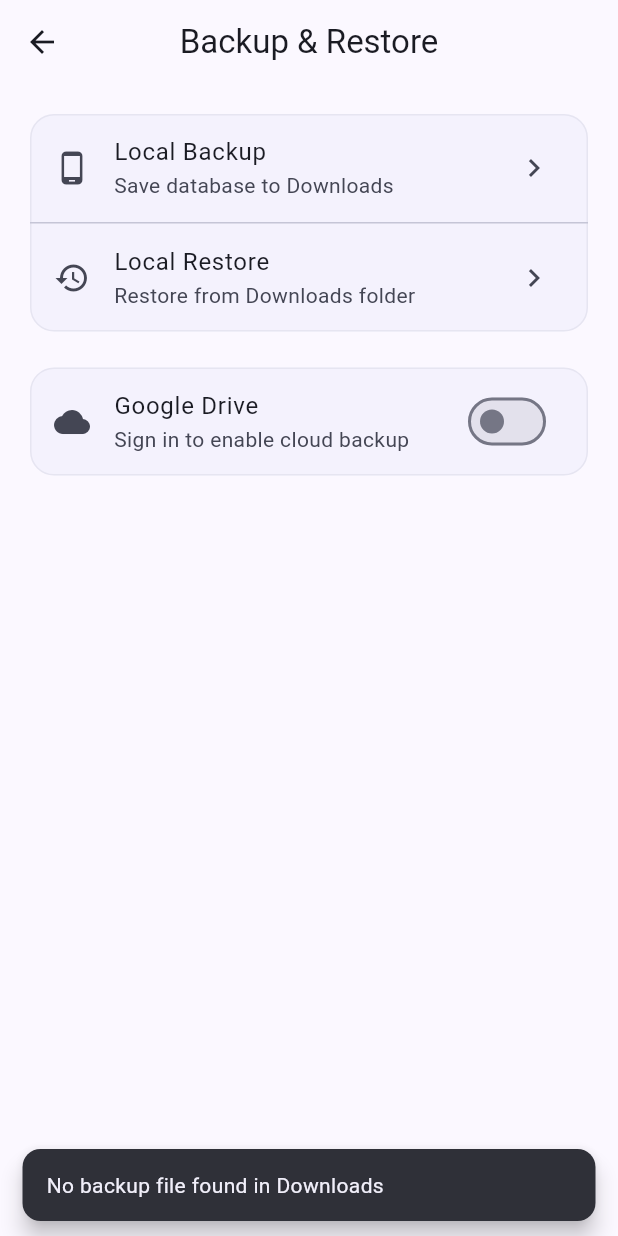
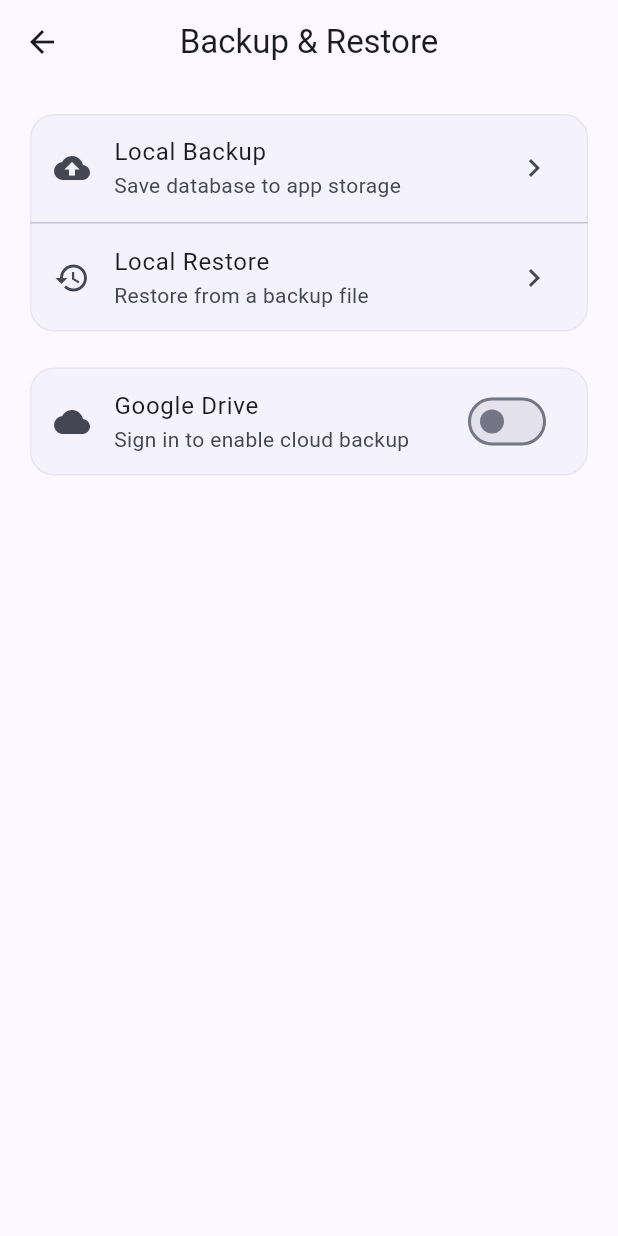
Before and after one commit to Muneeb1195/warraich_petroleum_inv_mang, a Flutter app: the BackupScreen screen opened directly, after a tap on "Local Restore", on a phone screen of 412 x 824 dp. Run offline on Flutter 3.47's test engine with Material 3 defaults, Android fonts, the phone set to English and light mode, and no system bars; drawn by our look-alikes of dynamic_color; our stand-ins replace drift, fl_chart, flutter_riverpod, flutter_secure_storage, google_sign_in, pdf and 1 more; accounts and stored records are empty; generated files the repository leaves out were written again.

Commit message:
feat: editable entries, inventory validation, collapsible expenses, local backup, lube products update, and more

```diff
--- a/lib/screens/dashboard/dashboard_screen.dart
+++ b/lib/screens/dashboard/dashboard_screen.dart
@@ -191,10 +191,10 @@ class DashboardScreen extends ConsumerWidget {
               mainAxisAlignment: MainAxisAlignment.spaceBetween,
               children: [
                 Text('Petroleum Status', style: Theme.of(context).textTheme.titleMedium?.copyWith(fontWeight: FontWeight.bold)),
-                IconButton(
-                  icon: const Icon(Icons.edit, size: 18),
+                TextButton.icon(
                   onPressed: () => Navigator.push(context, MaterialPageRoute(builder: (_) => const FuelPricesScreen())),
-                  tooltip: 'Manage fuel prices',
+                  icon: const Icon(Icons.edit, size: 16),
+                  label: const Text('Prices', style: TextStyle(fontSize: 12)),
                 ),
               ],
             ),
--- a/lib/screens/settings/backup_screen.dart
+++ b/lib/screens/settings/backup_screen.dart
@@ -56,6 +56,15 @@ class _BackupScreenState extends ConsumerState<BackupScreen> {
     }
   }
 
+  Future<Directory> get _backupDir async {
+    final dir = await getApplicationDocumentsDirectory();
+    final backupDir = Directory(p.join(dir.path, 'backups'));
+    if (!await backupDir.exists()) {
+      await backupDir.create(recursive: true);
+    }
+    return backupDir;
+  }
+
   @override
   Widget build(BuildContext context) {
     final backupState = ref.watch(backupNotifierProvider);
@@ -70,22 +79,25 @@ class _BackupScreenState extends ConsumerState<BackupScreen> {
             child: Column(
               children: [
                 ListTile(
-                  leading: const Icon(Icons.phone_android),
+                  leading: const Icon(Icons.backup),
                   title: const Text('Local Backup'),
-                  subtitle: const Text('Save database to Downloads'),
-                  trailing: const Icon(Icons.chevron_right),
-                  onTap: () async {
-                    final dir = await getApplicationDocumentsDirectory();
-                    final dbFile = File(p.join(dir.path, 'warraich_petroleum.db'));
-                    final downloadsDir = Directory('/storage/emulated/0/Download');
-                    if (await downloadsDir.exists()) {
-                      final backupFile = File(p.join(downloadsDir.path, 'warraich_petroleum_backup.db'));
+                  subtitle: const Text('Save database to app storage'),
+                  trailing: backupState.isLoading
+                      ? const SizedBox(width: 20, height: 20, child: CircularProgressIndicator(strokeWidth: 2))
+                      : const Icon(Icons.chevron_right),
+                  onTap: backupState.isLoading
+                      ? null
+                      : () async {
+                          final dbDir = await getApplicationDocumentsDirectory();
+                          final dbFile = File(p.join(dbDir.path, 'warraich_petroleum.db'));
+                          final backupDir = await _backupDir;
+                          final timestamp = DateTime.now().toIso8601String().replaceAll(':', '-').substring(0, 19);
+                          final backupFile = File(p.join(backupDir.path, 'backup_$timestamp.db'));
                           await dbFile.copy(backupFile.path);
                           if (context.mounted) {
                             ScaffoldMessenger.of(context).showSnackBar(
-                          const SnackBar(content: Text('Backup saved to Downloads')),
+                              SnackBar(content: Text('Backup saved: backup_$timestamp.db')),
                             );
-                      }
                           }
                         },
                 ),
@@ -93,14 +105,51 @@ class _BackupScreenState extends ConsumerState<BackupScreen> {
                 ListTile(
                   leading: const Icon(Icons.restore),
                   title: const Text('Local Restore'),
-                  subtitle: const Text('Restore from Downloads folder'),
+                  subtitle: const Text('Restore from a backup file'),
                   trailing: const Icon(Icons.chevron_right),
                   onTap: () async {
-                    final backupFile = File('/storage/emulated/0/Download/warraich_petroleum_backup.db');
-                    if (await backupFile.exists()) {
-                      final dir = await getApplicationDocumentsDirectory();
-                      final dbFile = File(p.join(dir.path, 'warraich_petroleum.db'));
-                      await backupFile.copy(dbFile.path);
+                    final backupDir = await _backupDir;
+                    final files = backupDir
+                        .listSync()
+                        .whereType<File>()
+                        .where((f) => f.path.endsWith('.db'))
+                        .toList()
+                      ..sort((a, b) => b.lastModifiedSync().compareTo(a.lastModifiedSync()));
+
+                    if (files.isEmpty) {
+                      if (context.mounted) {
+                        ScaffoldMessenger.of(context).showSnackBar(
+                          const SnackBar(content: Text('No backup files found')),
+                        );
+                      }
+                      return;
+                    }
+
+                    if (!context.mounted) return;
+                    final selected = await showDialog<File>(
+                      context: context,
+                      builder: (ctx) => SimpleDialog(
+                        title: const Text('Select Backup'),
+                        children: files.map((file) {
+                          final name = p.basename(file.path);
+                          final date = file.lastModifiedSync().toString().substring(0, 16);
+                          return SimpleDialogOption(
+                            onPressed: () => Navigator.pop(ctx, file),
+                            child: ListTile(
+                              contentPadding: EdgeInsets.zero,
+                              leading: const Icon(Icons.storage),
+                              title: Text(name),
+                              subtitle: Text(date),
+                            ),
+                          );
+                        }).toList(),
+                      ),
+                    );
+
+                    if (selected != null) {
+                      final dbDir = await getApplicationDocumentsDirectory();
+                      final dbFile = File(p.join(dbDir.path, 'warraich_petroleum.db'));
+                      await selected.copy(dbFile.path);
                       if (context.mounted) {
                         showDialog(
                           context: context,
@@ -117,12 +166,6 @@ class _BackupScreenState extends ConsumerState<BackupScreen> {
                               ),
                             ],
                           ),
-                        );
-                      }
-                    } else {
-                      if (context.mounted) {
-                        ScaffoldMessenger.of(context).showSnackBar(
-                          const SnackBar(content: Text('No backup file found in Downloads')),
                         );
                       }
                     }
@@ -144,7 +187,7 @@ class _BackupScreenState extends ConsumerState<BackupScreen> {
                 if (_isSignedIn) ...[
                   const Divider(height: 1),
                   ListTile(
-                    leading: const Icon(Icons.backup),
+                    leading: const Icon(Icons.cloud_upload),
                     title: const Text('Cloud Backup'),
                     subtitle: const Text('Backup to Google Drive'),
                     trailing: backupState.isLoading
@@ -164,7 +207,7 @@ class _BackupScreenState extends ConsumerState<BackupScreen> {
                   ),
                   const Divider(height: 1),
                   ListTile(
-                    leading: const Icon(Icons.restore),
+                    leading: const Icon(Icons.cloud_download),
                     title: const Text('Cloud Restore'),
                     subtitle: const Text('Restore from Google Drive'),
                     trailing: backupState.isLoading
```
Also changed, not shown: lib/database/app_database.dart (+10 -1 lines), lib/screens/shifts/shift_detail_screen.dart (+15 -6 lines). Lines whose indentation alone changed are shown as unchanged.
